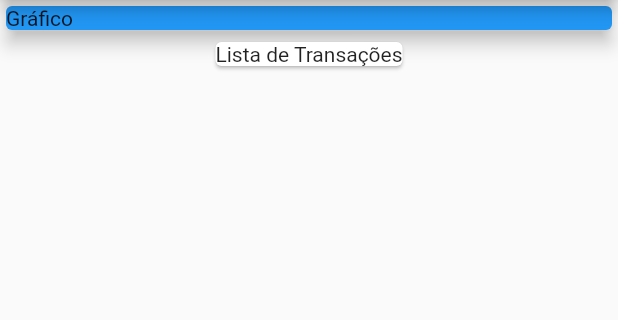
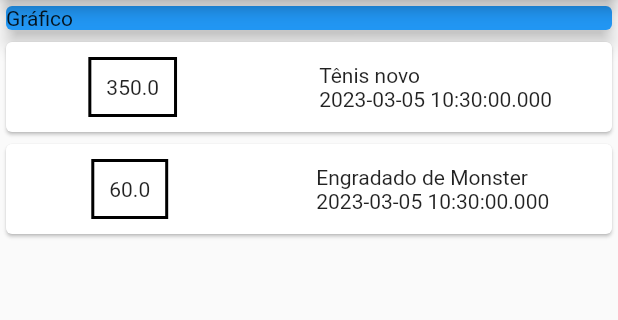
Before and after one commit to Offerreiraa/selfFinancialApp, a Flutter app: the screen it shows after launch, on a phone screen of 412 x 824 dp, the part 84-404 px from its top. Run offline on Flutter 3.47's test engine with Material 2 defaults, Android fonts, the phone set to English and light mode, and no system bars.

Commit message:
Styling the cards and putting the informations

```diff
--- a/lib/main.dart
+++ b/lib/main.dart
@@ -17,7 +17,7 @@ class ExpensesApp extends StatelessWidget {
 class MyHomePage extends StatelessWidget {
   MyHomePage({super.key});
 
-  final transaction = [
+  final _transaction = [
     Transaction(
       id: "t1",
       title: "Tênis novo",
@@ -41,8 +41,8 @@ class MyHomePage extends StatelessWidget {
       body: Column(
         mainAxisAlignment: MainAxisAlignment.start, //Flexbox eixo y
         crossAxisAlignment: CrossAxisAlignment.center, //Flexbox eixo x
-        children: const [
-          SizedBox(
+        children: [
+          const SizedBox(
             width: double.infinity,
             child: Card(
               color: Colors.blue,
@@ -50,8 +50,39 @@ class MyHomePage extends StatelessWidget {
               child: Text("Gráfico"),
             ),
           ),
-          Card(
-            child: Text("Lista de Transações"),
+          Column(
+            children: _transaction.map((tr) {
+              return Card(
+                child: Row(
+                  mainAxisAlignment: MainAxisAlignment.spaceAround,
+                  children: [
+                    Container(
+                      margin: const EdgeInsets.symmetric(
+                        horizontal: 15,
+                        vertical: 10,
+                      ),
+                      decoration: BoxDecoration(
+                        border: Border.all(
+                          color: Colors.black,
+                          width: 2,
+                        ),
+                      ),
+                      padding: const EdgeInsets.all(10),
+                      child: Text(
+                        tr.value.toString(),
+                      ),
+                    ),
+                    Column(
+                      crossAxisAlignment: CrossAxisAlignment.start,
+                      children: [
+                        Text(tr.title.toString()),
+                        Text(tr.date.toString())
+                      ],
+                    )
+                  ],
+                ),
+              );
+            }).toList(),
           )
         ],
       ),
```
